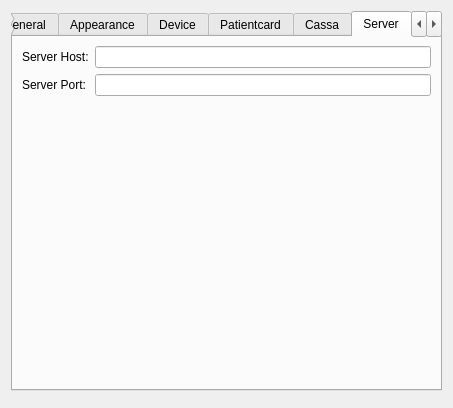
Above: client/dlgpreferences.ui from tbikfalvi/Belenus before the change. Below: the same form after it.
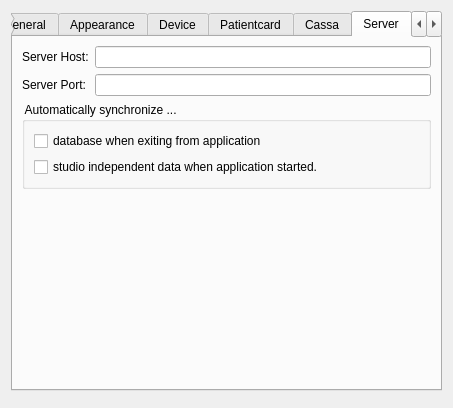
That is the form after the change. The open tabs and pages were chosen to show the change.

The edit to the form file:
```diff
--- a/client/dlgpreferences.ui
+++ b/client/dlgpreferences.ui
@@ -560,7 +560,7 @@
       <attribute name="title">
        <string>Server</string>
       </attribute>
-      <layout class="QVBoxLayout" name="verticalLayout_4">
+      <layout class="QVBoxLayout" name="verticalLayout_10">
        <item>
         <layout class="QFormLayout" name="formLayout_3">
          <item row="0" column="0">
@@ -585,6 +585,29 @@
          </item>
         </layout>
        </item>
+       <item>
+        <widget class="QGroupBox" name="gbDBSynchron">
+         <property name="title">
+          <string> Automatically synchronize ...</string>
+         </property>
+         <layout class="QVBoxLayout" name="verticalLayout_4">
+          <item>
+           <widget class="QCheckBox" name="chkDBAutoSynchron">
+            <property name="text">
+             <string>database when exiting from application</string>
+            </property>
+           </widget>
+          </item>
+          <item>
+           <widget class="QCheckBox" name="chkDBGlobalAutoSynchron">
+            <property name="text">
+             <string>studio independent data when application started.</string>
+            </property>
+           </widget>
+          </item>
+         </layout>
+        </widget>
+       </item>
        <item>
         <spacer name="verticalSpacer_2">
          <property name="orientation">
```
Left out of the diff: 2 changed lines with no effect on the pictures.
